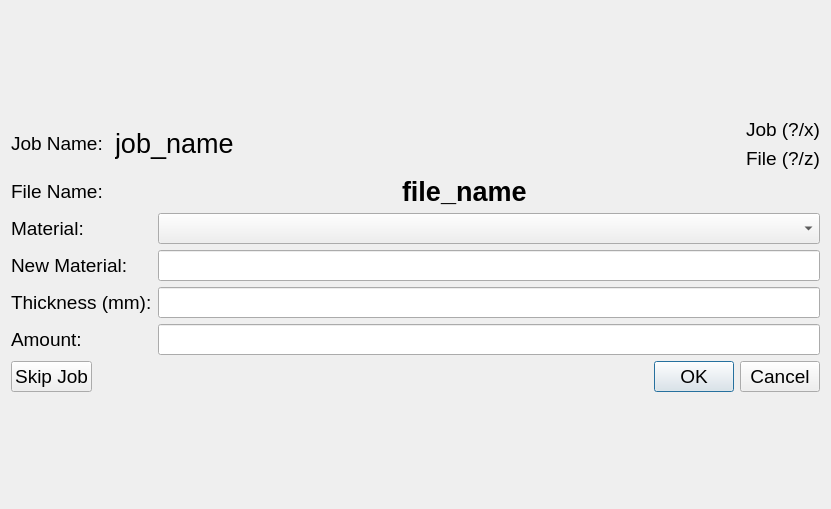
The window that laser/ui/job_details_dialog.ui (GijsGroote/creator_administrator) describes before a commit, drawn with Qt 5.
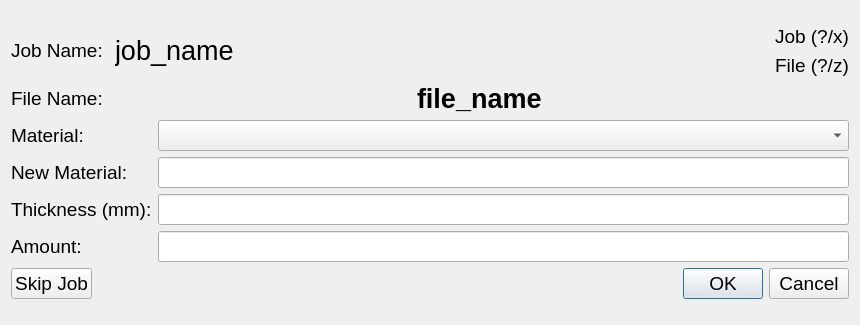
The same window after the commit.

The edit to the form file:
```diff
--- a/laser/ui/job_details_dialog.ui
+++ b/laser/ui/job_details_dialog.ui
@@ -6,8 +6,8 @@
    <rect>
     <x>0</x>
     <y>0</y>
-    <width>831</width>
-    <height>509</height>
+    <width>860</width>
+    <height>325</height>
    </rect>
   </property>
   <property name="sizePolicy">
```
Left out of the diff: 4 changed lines with no effect on the pictures.
